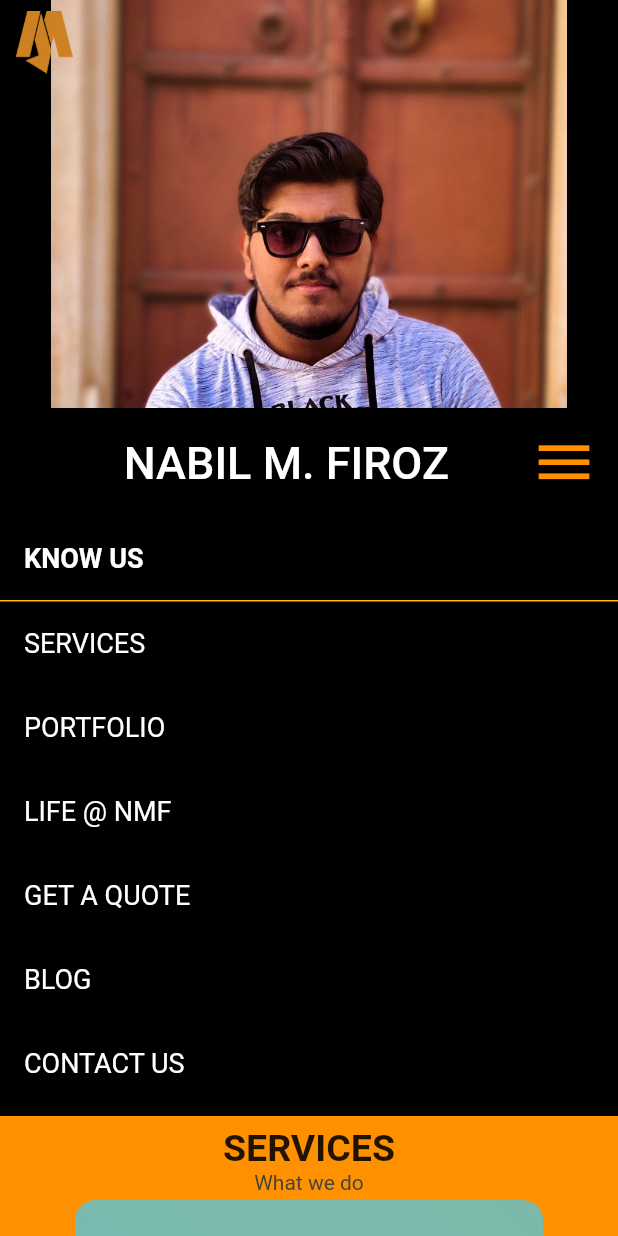
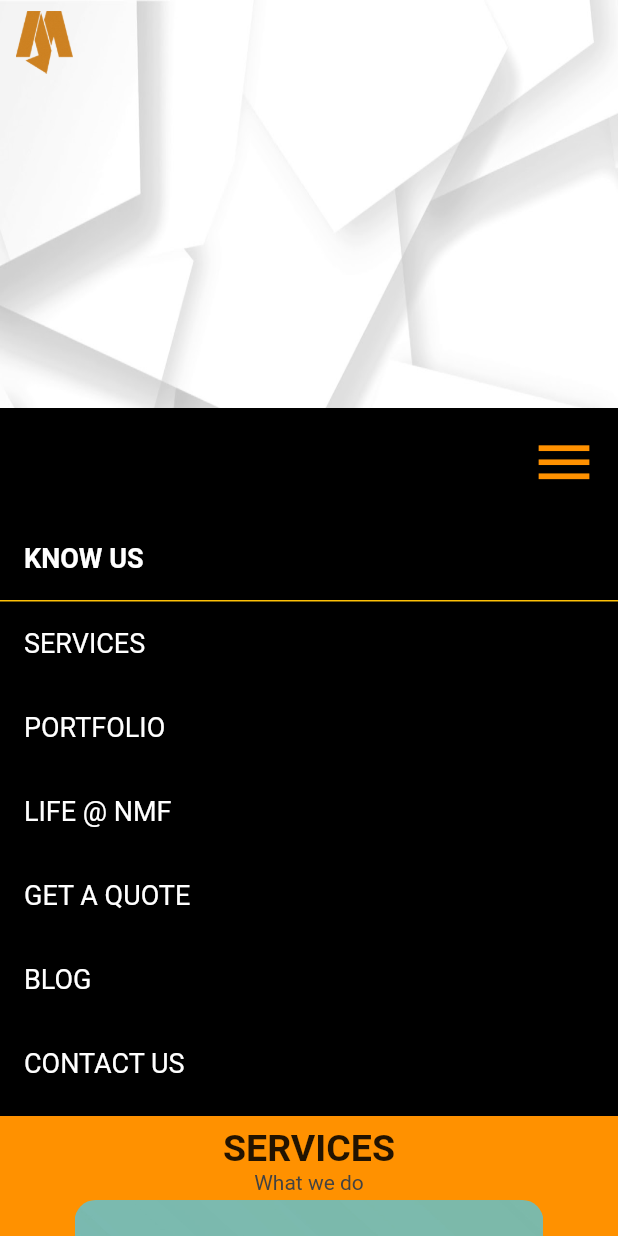
Before and after one commit to NabilMFiroz/AJM-Task, a Flutter app: the screen it shows after launch, after a tap on the "menu" icon, on a phone screen of 412 x 824 dp. Run offline on Flutter 3.47's test engine with Material 2 defaults, Android fonts, the phone set to English and light mode, and no system bars; drawn by our look-alikes of carousel_slider; our stand-ins replace auto_size_text, eva_icons_flutter, font_awesome_flutter, sliver_tools, smooth_page_indicator.

Commit message:
responsive layout

```diff
--- /dev/null
+++ b/lib/ResponsiveLayout.dart
@@ -0,0 +1,124 @@
+import 'package:flutter/material.dart';
+import 'package:auto_size_text/auto_size_text.dart';
+
+class ResponsiveLayout extends StatelessWidget {
+  final children;
+  const ResponsiveLayout({Key? key, this.children}) : super(key: key);
+
+  @override
+  Widget build(BuildContext context) {
+    print(MediaQuery.of(context).size.width);
+    if (MediaQuery.of(context).size.width < 500) {
+      return Column(
+        mainAxisAlignment: MainAxisAlignment.spaceEvenly,
+        crossAxisAlignment: CrossAxisAlignment.center,
+        children: [
+          Image.asset(
+            'images/process/header.png',
+            width: MediaQuery.of(context).size.width * 0.7,
+          ),
+          Row(
+            mainAxisAlignment: MainAxisAlignment.center,
+            children: [
+              Container(
+                height: MediaQuery.of(context).size.width * (1.1 * 264 / 599),
+                child: AutoSizeText(
+                  '{',
+                  maxFontSize: 500,
+                  minFontSize: 50,
+                  style: TextStyle(
+                    fontSize: 200,
+                    color: Colors.blue[900],
+                  ),
+                ),
+              ),
+              Container(
+                padding: EdgeInsets.only(top: 7),
+                width: MediaQuery.of(context).size.width * 0.7,
+                child: FittedBox(
+                  fit: BoxFit.fitWidth,
+                  child: Text(
+                    'WE FOLLOW AGILE SCRUM BASED DEVELOPMENT APPROACH, \n WHERE EVERYDAY OUR TEAM  OF BEST DEVELOPERS AND \n PROJECT MANAGERS BRING TO REALITY YOUR IDEAS,\n EVEN IF IT NEEDS SPENDING COUNTLESS HOURS \n OF THEIR SKILLS IN FRONT OF PC ALL-DAY , EVERYDAY.',
+                    textAlign: TextAlign.center,
+                    style: TextStyle(
+                      height: 2,
+                      fontWeight: FontWeight.bold,
+                      color: Colors.blue[900],
+                    ),
+                  ),
+                ),
+              ),
+              Container(
+                height: MediaQuery.of(context).size.width * (1.1 * 264 / 599),
+                child: AutoSizeText(
+                  '}',
+                  maxFontSize: 200,
+                  minFontSize: 50,
+                  style: TextStyle(
+                    fontSize: 200,
+                    color: Colors.blue[900],
+                  ),
+                ),
+              ),
+            ],
+          ),
+        ],
+      );
+    }
+    return Row(
+      mainAxisAlignment: MainAxisAlignment.spaceEvenly,
+      crossAxisAlignment: CrossAxisAlignment.center,
+      children: [
+        Image.asset(
+          'images/process/header.png',
+          width: MediaQuery.of(context).size.width * 0.4,
+        ),
+        Row(
+          mainAxisAlignment: MainAxisAlignment.center,
+          children: [
+            Container(
+              height: MediaQuery.of(context).size.width * (0.5 * 264 / 599),
+              child: AutoSizeText(
+                '{',
+                maxFontSize: 500,
+                minFontSize: 50,
+                style: TextStyle(
+                  fontSize: 200,
+                  color: Colors.blue[900],
+                ),
+              ),
+            ),
+            Container(
+              padding: EdgeInsets.only(top: 7),
+              width: MediaQuery.of(context).size.width * 0.35,
+              child: FittedBox(
+                fit: BoxFit.fitWidth,
+                child: Text(
+                  'WE FOLLOW AGILE SCRUM BASED DEVELOPMENT APPROACH, \n WHERE EVERYDAY OUR TEAM  OF BEST DEVELOPERS AND \n PROJECT MANAGERS BRING TO REALITY YOUR IDEAS,\n EVEN IF IT NEEDS SPENDING COUNTLESS HOURS \n OF THEIR SKILLS IN FRONT OF PC ALL-DAY , EVERYDAY.',
+                  textAlign: TextAlign.center,
+                  style: TextStyle(
+                    height: 2,
+                    fontWeight: FontWeight.bold,
+                    color: Colors.blue[900],
+                  ),
+                ),
+              ),
+            ),
+            Container(
+              height: MediaQuery.of(context).size.width * (0.5 * 264 / 599),
+              child: AutoSizeText(
+                '}',
+                maxFontSize: 200,
+                minFontSize: 50,
+                style: TextStyle(
+                  fontSize: 200,
+                  color: Colors.blue[900],
+                ),
+              ),
+            ),
+          ],
+        ),
+      ],
+    );
+  }
+}
--- a/lib/mysliverappbar.dart
+++ b/lib/mysliverappbar.dart
@@ -21,21 +21,18 @@ class MyAppBar extends StatelessWidget {
       expandedHeight: 344,
       pinned: true,
       flexibleSpace: FlexibleSpaceBar(
-          background: Image.asset('images/me.jpeg'),
+          background: Image.asset(
+            'images/white.jpg',
+            fit: BoxFit.fill,
+          ),
           titlePadding: EdgeInsets.all(0),
           collapseMode: CollapseMode.pin,
           title: Container(
             color: Colors.black,
             child: Row(
-              mainAxisAlignment: MainAxisAlignment.spaceBetween,
+              mainAxisAlignment: MainAxisAlignment.end,
               crossAxisAlignment: CrossAxisAlignment.center,
               children: [
-                Padding(
-                  padding: EdgeInsets.fromLTRB(50, 0, 0, 0),
-                  child: Text(
-                    ' NABIL M. FIROZ ',
-                  ),
-                ),
                 IconButton(
                     onPressed: onPress,
                     icon: Icon(Icons.menu),
--- a/lib/process.dart
+++ b/lib/process.dart
@@ -1,5 +1,5 @@
-import 'package:auto_size_text/auto_size_text.dart';
 import 'package:flutter/material.dart';
+import 'package:flutter_application_sliverappbar/ResponsiveLayout.dart';
 
 class ProcessBox extends StatelessWidget {
   const ProcessBox({Key? key}) : super(key: key);
@@ -10,59 +10,7 @@ class ProcessBox extends StatelessWidget {
       child: Container(
         padding: EdgeInsets.all(5),
         color: Colors.grey[200],
-        child: Row(
-          mainAxisAlignment: MainAxisAlignment.spaceEvenly,
-          children: [
-            Image.asset(
-              'images/process/header.png',
-              width: MediaQuery.of(context).size.width * 0.3,
-            ),
-            Row(
-              children: [
-                Container(
-                  height: MediaQuery.of(context).size.width * (0.4 * 264 / 599),
-                  child: AutoSizeText(
-                    '{',
-                    maxFontSize: 500,
-                    minFontSize: 50,
-                    style: TextStyle(
-                      fontSize: 200,
-                      color: Colors.blue[900],
-                    ),
-                  ),
-                ),
-                Container(
-                  padding: EdgeInsets.only(top: 7),
-                  width: MediaQuery.of(context).size.width * 0.3,
-                  child: FittedBox(
-                    fit: BoxFit.fitWidth,
-                    child: Text(
-                      'WE FOLLOW AGILE SCRUM BASED DEVELOPMENT APPROACH, \n WHERE EVERYDAY OUR TEAM  OF BEST DEVELOPERS AND \n PROJECT MANAGERS BRING TO REALITY YOUR IDEAS,\n EVEN IF IT NEEDS SPENDING COUNTLESS HOURS \n OF THEIR SKILLS IN FRONT OF PC ALL-DAY , EVERYDAY.',
-                      textAlign: TextAlign.center,
-                      style: TextStyle(
-                        height: 2,
-                        fontWeight: FontWeight.bold,
-                        color: Colors.blue[900],
-                      ),
-                    ),
-                  ),
-                ),
-                Container(
-                  height: MediaQuery.of(context).size.width * (0.4 * 264 / 599),
-                  child: AutoSizeText(
-                    '}',
-                    maxFontSize: 200,
-                    minFontSize: 50,
-                    style: TextStyle(
-                      fontSize: 200,
-                      color: Colors.blue[900],
-                    ),
-                  ),
-                ),
-              ],
-            ),
-          ],
-        ),
+        child: ResponsiveLayout(),
       ),
     );
   }
```
Also changed, not shown: lib/homepage.dart (+3 -16 lines), lib/mysquare.dart (deleted, +0 -81 lines), images/me.jpeg (deleted), images/white.jpg (added).
